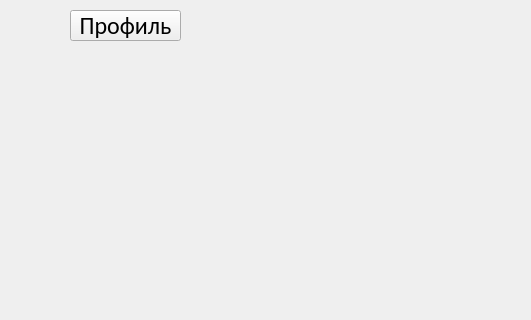
The window that hampsters/Cazik/casinomainwindow.ui (whynotfu/Hampsetes) describes before a commit, drawn with Qt 5; both pictures show x 0 to 531 and y 0 to 320 of the 800 by 600 pixel window.
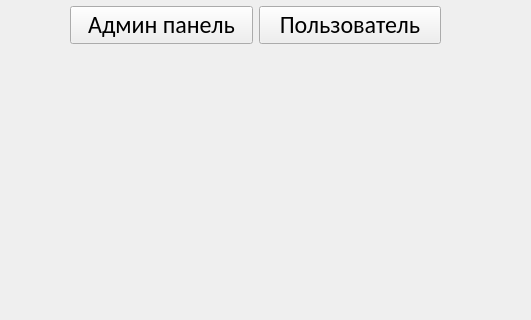
The same window after the commit.

What changed in the file:
```diff
--- a/hampsters/Cazik/casinomainwindow.ui
+++ b/hampsters/Cazik/casinomainwindow.ui
@@ -18,7 +18,7 @@
     <property name="geometry">
      <rect>
       <x>-10</x>
-      <y>-10</y>
+      <y>-20</y>
       <width>821</width>
       <height>621</height>
      </rect>
@@ -117,15 +117,18 @@
      <string/>
     </property>
    </widget>
-   <widget class="QPushButton" name="pushButton">
+   <widget class="QWidget" name="horizontalLayoutWidget">
     <property name="geometry">
      <rect>
       <x>70</x>
-      <y>10</y>
-      <width>111</width>
-      <height>31</height>
+      <y>0</y>
+      <width>371</width>
+      <height>51</height>
      </rect>
     </property>
+    <layout class="QHBoxLayout" name="horizontalLayout">
+     <item>
+      <widget class="QPushButton" name="Admin_page_button">
     <property name="font">
      <font>
       <family>Calibri</family>
@@ -133,8 +136,24 @@
      </font>
     </property>
     <property name="text">
-     <string>Профиль</string>
-    </property>
+        <string>Админ панель</string>
+       </property>
+      </widget>
+     </item>
+     <item>
+      <widget class="QPushButton" name="pushButton">
+       <property name="font">
+        <font>
+         <family>Calibri</family>
+         <pointsize>18</pointsize>
+        </font>
+       </property>
+       <property name="text">
+        <string>Пользователь</string>
+       </property>
+      </widget>
+     </item>
+    </layout>
    </widget>
   </widget>
  </widget>
```
Lines whose indentation alone changed are shown as unchanged.
